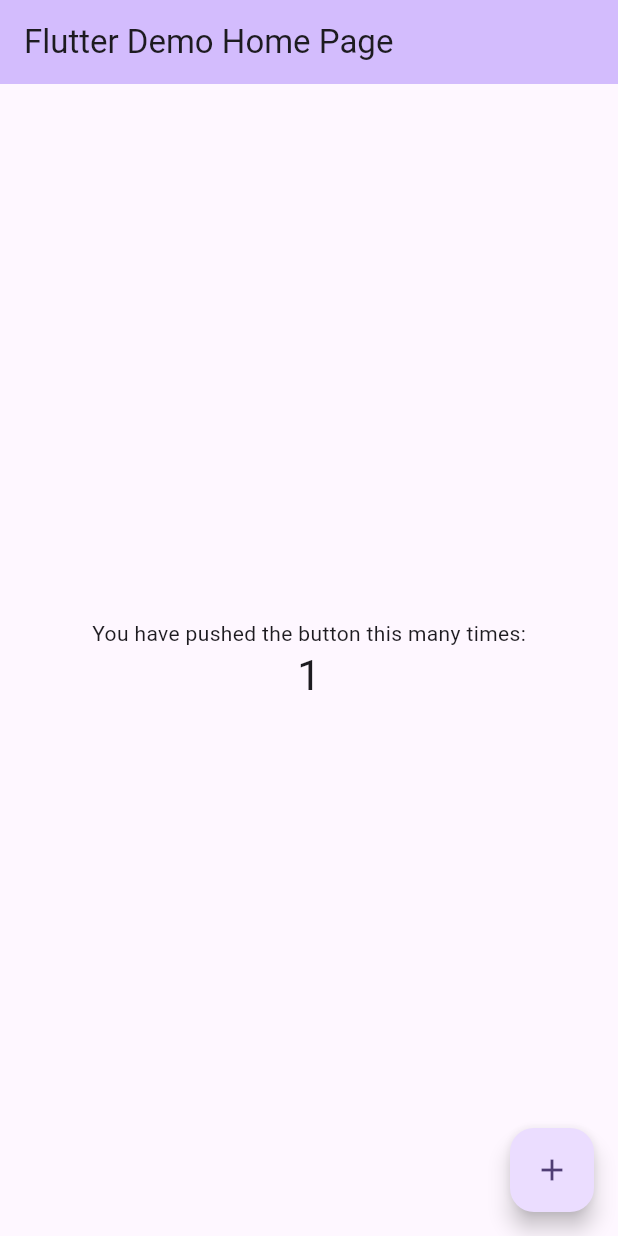
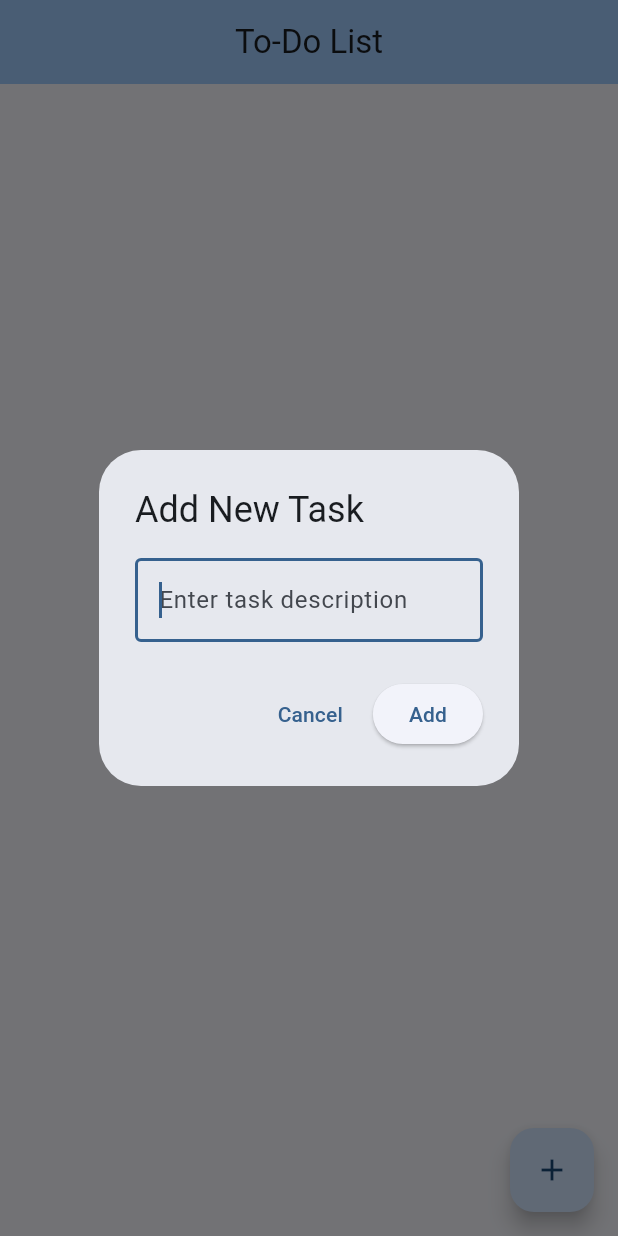
Before and after one commit to delima-justine/DIT3-1-JRD-Act10, a Flutter app: the screen it shows after launch, after a tap on the "add" icon, on a phone screen of 412 x 824 dp. Run offline on Flutter 3.47's test engine with Material 3 defaults, Android fonts, the phone set to English and light mode, and no system bars.

Commit message:
feat: Implement to-do list application
Replaces the initial counter application with a feature-rich to-do list.

- Introduces a `TodoItem` model to represent a task with a title and completion status.
- Implements the main `TodoListPage` as a stateful widget to manage the list of tasks.
- Adds functionality to add new tasks via a dialog box.
- Allows users to mark tasks as complete, which visually strikes through the task text.
- Provides a confirmation dialog for deleting tasks.
- Displays a user-friendly message with an icon when the to-do list is empty.
- Enhances the UI with `Card` and `ListTile` widgets for better task presentation.
- Updates the app theme, title, and removes the default counter logic.

```diff
--- a/lib/main.dart
+++ b/lib/main.dart
@@ -4,119 +4,202 @@ void main() {
   runApp(const MyApp());
 }
 
+class TodoItem {
+  String title;
+  bool isCompleted;
+
+  TodoItem({required this.title, this.isCompleted = false});
+}
+
 class MyApp extends StatelessWidget {
   const MyApp({super.key});
 
-  // This widget is the root of your application.
   @override
   Widget build(BuildContext context) {
     return MaterialApp(
-      title: 'Flutter Demo',
+      title: 'To-Do List',
       theme: ThemeData(
-        // This is the theme of your application.
-        //
-        // TRY THIS: Try running your application with "flutter run". You'll see
-        // the application has a purple toolbar. Then, without quitting the app,
-        // try changing the seedColor in the colorScheme below to Colors.green
-        // and then invoke "hot reload" (save your changes or press the "hot
-        // reload" button in a Flutter-supported IDE, or press "r" if you used
-        // the command line to start the app).
-        //
-        // Notice that the counter didn't reset back to zero; the application
-        // state is not lost during the reload. To reset the state, use hot
-        // restart instead.
-        //
-        // This works for code too, not just values: Most code changes can be
-        // tested with just a hot reload.
-        colorScheme: .fromSeed(seedColor: Colors.deepPurple),
+        colorScheme: ColorScheme.fromSeed(seedColor: Colors.blue),
+        useMaterial3: true,
       ),
-      home: const MyHomePage(title: 'Flutter Demo Home Page'),
+      home: const TodoListPage(),
     );
   }
 }
 
-class MyHomePage extends StatefulWidget {
-  const MyHomePage({super.key, required this.title});
-
-  // This widget is the home page of your application. It is stateful, meaning
-  // that it has a State object (defined below) that contains fields that affect
-  // how it looks.
-
-  // This class is the configuration for the state. It holds the values (in this
-  // case the title) provided by the parent (in this case the App widget) and
-  // used by the build method of the State. Fields in a Widget subclass are
-  // always marked "final".
-
-  final String title;
+class TodoListPage extends StatefulWidget {
+  const TodoListPage({super.key});
 
   @override
-  State<MyHomePage> createState() => _MyHomePageState();
+  State<TodoListPage> createState() => _TodoListPageState();
 }
 
-class _MyHomePageState extends State<MyHomePage> {
-  int _counter = 0;
+class _TodoListPageState extends State<TodoListPage> {
+  final List<TodoItem> _todoItems = [];
+  final TextEditingController _textController = TextEditingController();
 
-  void _incrementCounter() {
+  void _addTodoItem(String task) {
+    if (task.isNotEmpty) {
       setState(() {
-      // This call to setState tells the Flutter framework that something has
-      // changed in this State, which causes it to rerun the build method below
-      // so that the display can reflect the updated values. If we changed
-      // _counter without calling setState(), then the build method would not be
-      // called again, and so nothing would appear to happen.
-      _counter++;
+        _todoItems.add(TodoItem(title: task));
       });
+      _textController.clear();
+    }
+  }
+
+  void _toggleTodoItem(int index) {
+    setState(() {
+      _todoItems[index].isCompleted = !_todoItems[index].isCompleted;
+    });
+  }
+
+  void _deleteTodoItem(int index) {
+    showDialog(
+      context: context,
+      builder: (BuildContext context) {
+        return AlertDialog(
+          title: const Text('Delete Task'),
+          content: Text('Are you sure you want to delete "${_todoItems[index].title}"?'),
+          actions: [
+            TextButton(
+              onPressed: () => Navigator.pop(context),
+              child: const Text('Cancel'),
+            ),
+            ElevatedButton(
+              onPressed: () {
+                setState(() {
+                  _todoItems.removeAt(index);
+                });
+                Navigator.pop(context);
+              },
+              style: ElevatedButton.styleFrom(
+                backgroundColor: Colors.red,
+                foregroundColor: Colors.white,
+              ),
+              child: const Text('Delete'),
+            ),
+          ],
+        );
+      },
+    );
+  }
+
+  void _showAddTaskDialog() {
+    showDialog(
+      context: context,
+      builder: (BuildContext context) {
+        return AlertDialog(
+          title: const Text('Add New Task'),
+          content: TextField(
+            controller: _textController,
+            autofocus: true,
+            decoration: const InputDecoration(
+              hintText: 'Enter task description',
+              border: OutlineInputBorder(),
+            ),
+            onSubmitted: (value) {
+              _addTodoItem(value);
+              Navigator.pop(context);
+            },
+          ),
+          actions: [
+            TextButton(
+              onPressed: () {
+                Navigator.pop(context);
+                _textController.clear();
+              },
+              child: const Text('Cancel'),
+            ),
+            ElevatedButton(
+              onPressed: () {
+                _addTodoItem(_textController.text);
+                Navigator.pop(context);
+              },
+              child: const Text('Add'),
+            ),
+          ],
+        );
+      },
+    );
   }
 
   @override
   Widget build(BuildContext context) {
-    // This method is rerun every time setState is called, for instance as done
-    // by the _incrementCounter method above.
-    //
-    // The Flutter framework has been optimized to make rerunning build methods
-    // fast, so that you can just rebuild anything that needs updating rather
-    // than having to individually change instances of widgets.
     return Scaffold(
       appBar: AppBar(
-        // TRY THIS: Try changing the color here to a specific color (to
-        // Colors.amber, perhaps?) and trigger a hot reload to see the AppBar
-        // change color while the other colors stay the same.
         backgroundColor: Theme.of(context).colorScheme.inversePrimary,
-        // Here we take the value from the MyHomePage object that was created by
-        // the App.build method, and use it to set our appbar title.
-        title: Text(widget.title),
+        title: const Text('To-Do List'),
+        centerTitle: true,
       ),
-      body: Center(
-        // Center is a layout widget. It takes a single child and positions it
-        // in the middle of the parent.
+      body: _todoItems.isEmpty
+          ? Center(
               child: Column(
-          // Column is also a layout widget. It takes a list of children and
-          // arranges them vertically. By default, it sizes itself to fit its
-          // children horizontally, and tries to be as tall as its parent.
-          //
-          // Column has various properties to control how it sizes itself and
-          // how it positions its children. Here we use mainAxisAlignment to
-          // center the children vertically; the main axis here is the vertical
-          // axis because Columns are vertical (the cross axis would be
-          // horizontal).
-          //
-          // TRY THIS: Invoke "debug painting" (choose the "Toggle Debug Paint"
-          // action in the IDE, or press "p" in the console), to see the
-          // wireframe for each widget.
-          mainAxisAlignment: .center,
+                mainAxisAlignment: MainAxisAlignment.center,
                 children: [
-            const Text('You have pushed the button this many times:'),
+                  Icon(
+                    Icons.task_alt,
+                    size: 80,
+                    color: Colors.grey[300],
+                  ),
+                  const SizedBox(height: 16),
                   Text(
-              '$_counter',
-              style: Theme.of(context).textTheme.headlineMedium,
+                    'No tasks yet!',
+                    style: TextStyle(
+                      fontSize: 20,
+                      color: Colors.grey[600],
+                    ),
+                  ),
+                  const SizedBox(height: 8),
+                  Text(
+                    'Tap + to add a new task',
+                    style: TextStyle(
+                      fontSize: 14,
+                      color: Colors.grey[500],
+                    ),
                   ),
                 ],
               ),
+            )
+          : ListView.builder(
+              itemCount: _todoItems.length,
+              itemBuilder: (context, index) {
+                return Card(
+                  margin: const EdgeInsets.symmetric(horizontal: 8, vertical: 4),
+                  child: ListTile(
+                    leading: Checkbox(
+                      value: _todoItems[index].isCompleted,
+                      onChanged: (_) => _toggleTodoItem(index),
+                    ),
+                    title: Text(
+                      _todoItems[index].title,
+                      style: TextStyle(
+                        decoration: _todoItems[index].isCompleted
+                            ? TextDecoration.lineThrough
+                            : TextDecoration.none,
+                        color: _todoItems[index].isCompleted
+                            ? Colors.grey
+                            : Colors.black,
+                      ),
+                    ),
+                    trailing: IconButton(
+                      icon: const Icon(Icons.delete, color: Colors.red),
+                      onPressed: () => _deleteTodoItem(index),
+                    ),
+                  ),
+                );
+              },
             ),
       floatingActionButton: FloatingActionButton(
-        onPressed: _incrementCounter,
-        tooltip: 'Increment',
+        onPressed: _showAddTaskDialog,
+        tooltip: 'Add Task',
         child: const Icon(Icons.add),
       ),
     );
   }
+
+  @override
+  void dispose() {
+    _textController.dispose();
+    super.dispose();
   }
+}
```
Lines whose indentation alone changed are shown as unchanged.
